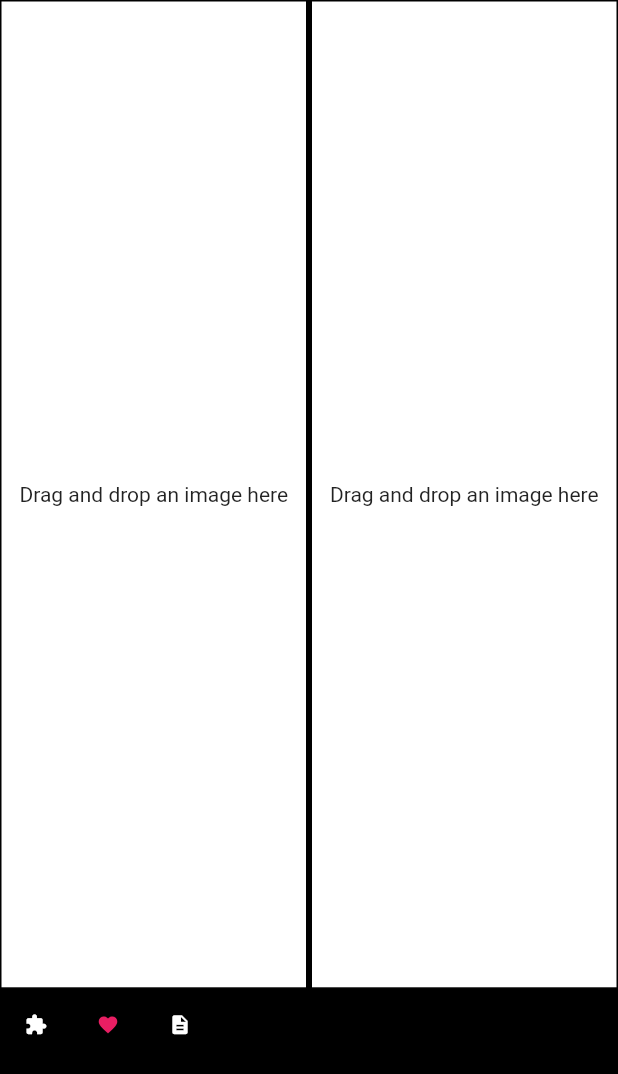
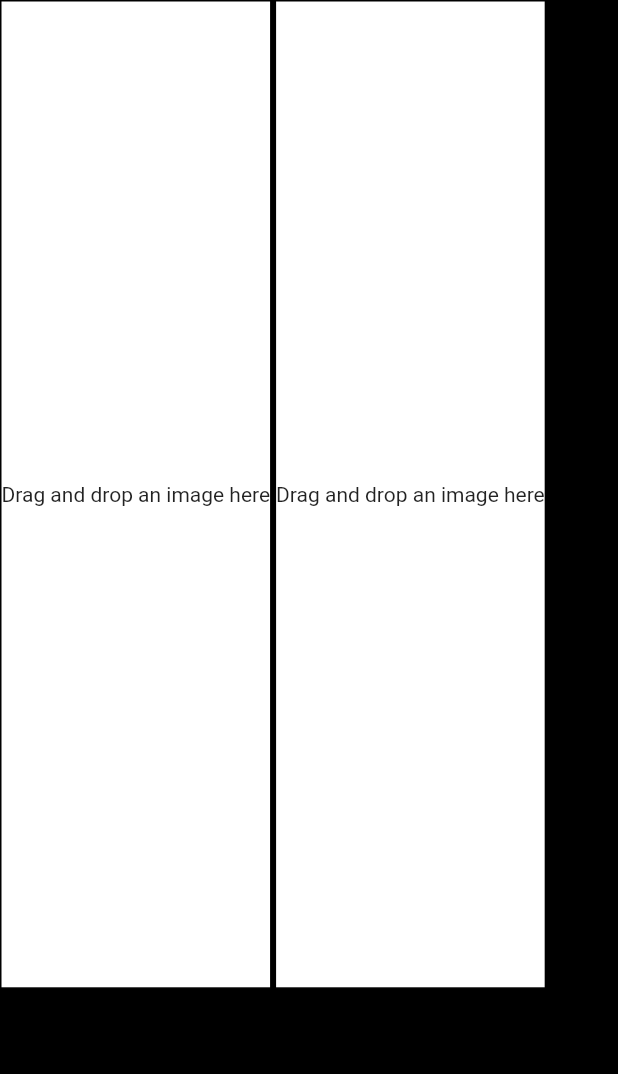
Before and after one commit to KanaanZafar/image_comparison_internal, a Flutter app: the TwoPhotosComparison screen opened directly, on a phone screen of 412 x 824 dp. Shown: the top 1074 px of the screen. Run offline on Flutter 3.47's test engine with Material 2 defaults, Android fonts, the phone set to English and light mode, and no system bars; our stand-ins replace bloc, flutter_bloc, image_gallery_saver, permission_handler; missing offline and left inert: photo_manager, photo_widget.

Commit message:
update sizes

```diff
--- a/lib/components/large_image_tile.dart
+++ b/lib/components/large_image_tile.dart
@@ -8,8 +8,10 @@ import 'package:provider/provider.dart';
 
 class LargeImageTile extends StatefulWidget {
   final EdgeInsets edgeInsets;
+  final double height;
+  final double width;
 
-  LargeImageTile({this.edgeInsets});
+  LargeImageTile({this.edgeInsets, this.height, this.width});
 
   @override
   _LargeImageTileState createState() => _LargeImageTileState();
@@ -22,6 +24,8 @@ class _LargeImageTileState extends State<LargeImageTile> {
 
   @override
   void initState() {
+    print("---width: ${widget.width}");
+    print("-----height: ${widget.height}");
     createComparisonStore =
         Provider.of<CreateComparisonStore>(context, listen: false);
 
@@ -30,14 +34,15 @@ class _LargeImageTileState extends State<LargeImageTile> {
 
   @override
   Widget build(BuildContext context) {
-    return Expanded(
-      child: Padding(
+    return Padding(
       padding: widget.edgeInsets ??
-            EdgeInsets.symmetric(horizontal: 10, vertical: 5),
+          EdgeInsets.zero, //EdgeInsets.symmetric(horizontal: 1, vertical: 2),
       child: DragTarget(
         builder: (context, data, rejectedData) {
           return assetEntity == null
               ? Container(
+                  width: widget.width,
+                  height: widget.height,
                   decoration: BoxDecoration(
                       color: Colors.white,
                       border: Border.all(color: Colors.black)),
@@ -48,9 +53,13 @@ class _LargeImageTileState extends State<LargeImageTile> {
                     ),
                   ),
                 )
-                : Container(
-                    height: double.infinity,
-                    width: double.infinity,
+              : GestureDetector(
+                  onTap: () {
+                    showInFullScreen();
+                  },
+                  child: Container(
+                    height: widget.height, //double.infinity,
+                    width: widget.width, //double.infinity,
                     child: Stack(
                       fit: StackFit.expand,
                       children: [
@@ -103,21 +112,11 @@ class _LargeImageTileState extends State<LargeImageTile> {
 
                                     setState(() {});
                                   }),
-                              IconButton(
-                                  icon: Icon(Icons.fullscreen),
-                                  onPressed: () {
-                                    setOrientationVertical();
-                                    Navigator.push(
-                                        context,
-                                        MaterialPageRoute(
-                                            builder: (context) => ShowFullImage(
-                                                  assetEntity: assetEntity,
-                                                )));
-                                  })
                             ],
                           ),
                         ),
                       ],
+                    ),
                   ),
                 );
         },
@@ -136,7 +135,16 @@ class _LargeImageTileState extends State<LargeImageTile> {
           return true;
         },
       ),
-      ),
     );
   }
+
+  showInFullScreen() {
+    setOrientationVertical();
+    Navigator.push(
+        context,
+        MaterialPageRoute(
+            builder: (context) => ShowFullImage(
+                  assetEntity: assetEntity,
+                )));
   }
+}
--- a/lib/components/side_action_bar_horizontal.dart
+++ b/lib/components/side_action_bar_horizontal.dart
@@ -8,18 +8,21 @@ import 'package:image_comparison/utils/helper.dart' as Helper;
 import 'package:image_comparison/components/dialogs.dart' as Dialogs;
 
 class SideActionBarHorizontal extends StatelessWidget {
-  final double width;
-
+  final double photoWidth;
+  final double photoHeight;
   final bool isVertical;
   final double iconSize;
 
   SideActionBarHorizontal(
-      {this.width = 150, this.isVertical = false, this.iconSize = 15});
+      {this.photoHeight,
+      this.photoWidth,
+      this.isVertical = false,
+      this.iconSize = 15});
 
   @override
   Widget build(BuildContext context) {
     return Container(
-      width: width,
+      // width: photoWidth,
       height: isVertical ? null : SizeConfig.screenHeight,
       color: Colors.black,
       child: Column(
@@ -28,7 +31,7 @@ class SideActionBarHorizontal extends StatelessWidget {
         children: [
           Row(
             children: [
-              IconButton(
+              /*      IconButton(
                   icon: Icon(
                     Icons.extension,
                     color: Colors.white,
@@ -67,6 +70,7 @@ class SideActionBarHorizontal extends StatelessWidget {
                             listen: false);
                     createComparisonStore.restoreTemporarilyDeleted();
                   })
+       */
             ],
           ),
           Expanded(
@@ -77,6 +81,9 @@ class SideActionBarHorizontal extends StatelessWidget {
                   padding: isVertical
                       ? EdgeInsets.symmetric(horizontal: 5)
                       : EdgeInsets.symmetric(vertical: 5),
+                  child: Container(
+                    height: photoHeight,
+                    width: photoWidth,
                     child: Draggable(
                         axis: isVertical ? null : Axis.horizontal,
                         affinity: isVertical ? Axis.vertical : Axis.horizontal,
@@ -91,7 +98,8 @@ class SideActionBarHorizontal extends StatelessWidget {
                                 .assetEntities[index]),
                         data: Provider.of<CreateComparisonStore>(context,
                                 listen: false)
-                          .assetEntities[index]));
+                            .assetEntities[index]),
+                  ));
             },
             itemCount: Provider.of<CreateComparisonStore>(context)
                 .assetEntities
--- a/lib/screens/create_comparison/four_photos_comparison.dart
+++ b/lib/screens/create_comparison/four_photos_comparison.dart
@@ -37,7 +37,7 @@ class _FourPhotosComparisonState extends State<FourPhotosComparison> {
                     ],
                   )),
               SideActionBarHorizontal(
-                width: 125,
+                // width: 125,
                 isVertical: false,
                 iconSize: 15,
               )
--- a/lib/screens/create_comparison/two_photos_comparison.dart
+++ b/lib/screens/create_comparison/two_photos_comparison.dart
@@ -34,7 +34,7 @@ class _TwoPhotosComparisonState extends State<TwoPhotosComparison> {
             Expanded(
               child: Center(
                 child: SideActionBarHorizontal(
-                  width: SizeConfig.screenWidth,
+                  // width: SizeConfig.screenWidth,
                   isVertical: true,
                 ),
               ),
```
Also changed, not shown: lib/home.dart (deleted, +0 -28 lines), lib/main.dart (+3 -4 lines), lib/screens/create_comparison/three_photos_comparison.dart (+26 -25 lines), lib/screens/show_full_image.dart (+5 -3 lines), lib/screens/show_gallery.dart (+7 -6 lines), lib/utils/helper.dart (+6 -2 lines). Lines whose indentation alone changed are shown as unchanged.
